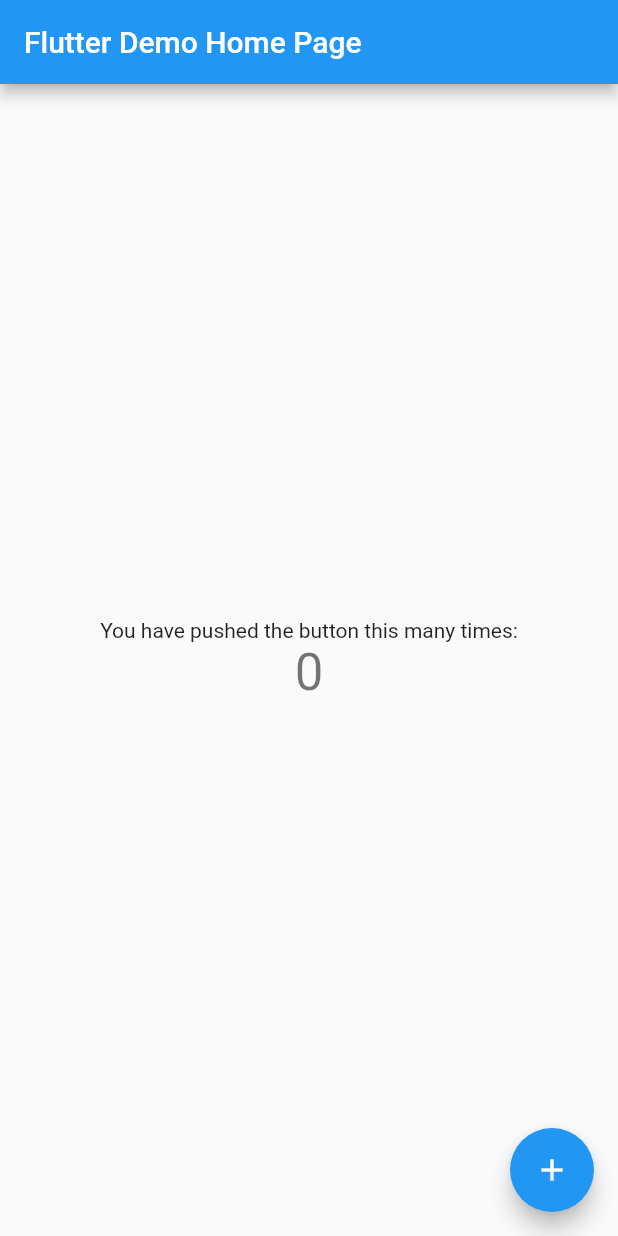
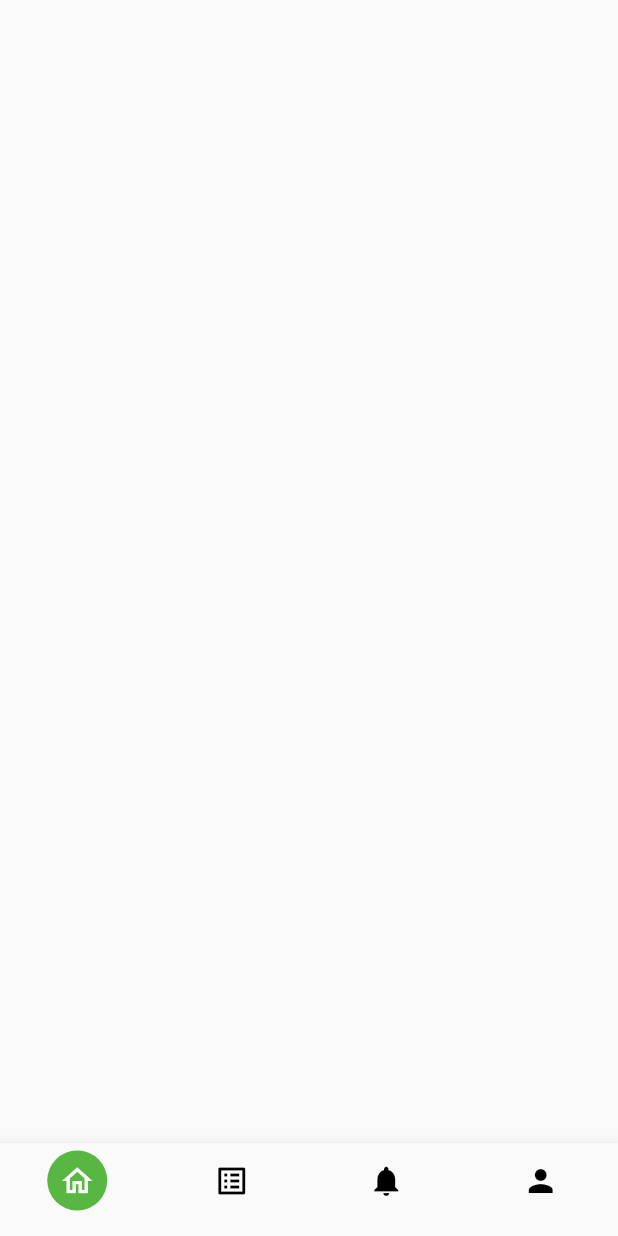
Before and after one commit to mq149/dct_shipper, a Flutter app: the screen it shows after launch, on a phone screen of 412 x 824 dp. Run offline on Flutter 3.47's test engine with Material 2 defaults, Android fonts, the light colour scheme and no system bars.

Commit message:
Create route generator with route argument model. Create Pages screen, controller.

```diff
--- /dev/null
+++ b/lib/bases/base_controller.dart
@@ -0,0 +1,3 @@
+import 'package:flutter/material.dart';
+
+class BaseController extends ChangeNotifier {}
--- /dev/null
+++ b/lib/bases/base_model.dart
@@ -0,0 +1 @@
+class BaseModel {}
--- /dev/null
+++ b/lib/controllers/pages_controller.dart
@@ -0,0 +1,11 @@
+import 'package:dct_shipper/bases/base_controller.dart';
+
+class PagesController extends BaseController {
+  int currentIndex;
+  PagesController({required this.currentIndex});
+
+  void navbarItemTapped(int index) {
+    currentIndex = index;
+    notifyListeners();
+  }
+}
--- a/lib/main.dart
+++ b/lib/main.dart
@@ -1,115 +1,51 @@
 import 'package:flutter/material.dart';
 
-void main() {
-  runApp(const MyApp());
+import 'route_generator.dart';
+
+Future<void> main() async {
+  WidgetsFlutterBinding.ensureInitialized();
+  // await GlobalConfiguration().loadFromAsset("configurations");
+  runApp(MyApp());
 }
 
-class MyApp extends StatelessWidget {
-  const MyApp({Key? key}) : super(key: key);
-
-  // This widget is the root of your application.
+class MyApp extends StatefulWidget {
   @override
-  Widget build(BuildContext context) {
-    return MaterialApp(
-      title: 'Flutter Demo',
-      theme: ThemeData(
-        // This is the theme of your application.
-        //
-        // Try running your application with "flutter run". You'll see the
-        // application has a blue toolbar. Then, without quitting the app, try
-        // changing the primarySwatch below to Colors.green and then invoke
-        // "hot reload" (press "r" in the console where you ran "flutter run",
-        // or simply save your changes to "hot reload" in a Flutter IDE).
-        // Notice that the counter didn't reset back to zero; the application
-        // is not restarted.
-        primarySwatch: Colors.blue,
-      ),
-      home: const MyHomePage(title: 'Flutter Demo Home Page'),
-    );
-  }
+  _MyAppState createState() => _MyAppState();
 }
 
-class MyHomePage extends StatefulWidget {
-  const MyHomePage({Key? key, required this.title}) : super(key: key);
-
-  // This widget is the home page of your application. It is stateful, meaning
-  // that it has a State object (defined below) that contains fields that affect
-  // how it looks.
-
-  // This class is the configuration for the state. It holds the values (in this
-  // case the title) provided by the parent (in this case the App widget) and
-  // used by the build method of the State. Fields in a Widget subclass are
-  // always marked "final".
-
-  final String title;
-
+class _MyAppState extends State<MyApp> {
   @override
-  State<MyHomePage> createState() => _MyHomePageState();
-}
-
-class _MyHomePageState extends State<MyHomePage> {
-  int _counter = 0;
-
-  void _incrementCounter() {
-    setState(() {
-      // This call to setState tells the Flutter framework that something has
-      // changed in this State, which causes it to rerun the build method below
-      // so that the display can reflect the updated values. If we changed
-      // _counter without calling setState(), then the build method would not be
-      // called again, and so nothing would appear to happen.
-      _counter++;
-    });
+  void initState() {
+    super.initState();
   }
 
   @override
   Widget build(BuildContext context) {
-    // This method is rerun every time setState is called, for instance as done
-    // by the _incrementCounter method above.
-    //
-    // The Flutter framework has been optimized to make rerunning build methods
-    // fast, so that you can just rebuild anything that needs updating rather
-    // than having to individually change instances of widgets.
-    return Scaffold(
-      appBar: AppBar(
-        // Here we take the value from the MyHomePage object that was created by
-        // the App.build method, and use it to set our appbar title.
-        title: Text(widget.title),
-      ),
-      body: Center(
-        // Center is a layout widget. It takes a single child and positions it
-        // in the middle of the parent.
-        child: Column(
-          // Column is also a layout widget. It takes a list of children and
-          // arranges them vertically. By default, it sizes itself to fit its
-          // children horizontally, and tries to be as tall as its parent.
-          //
-          // Invoke "debug painting" (press "p" in the console, choose the
-          // "Toggle Debug Paint" action from the Flutter Inspector in Android
-          // Studio, or the "Toggle Debug Paint" command in Visual Studio Code)
-          // to see the wireframe for each widget.
-          //
-          // Column has various properties to control how it sizes itself and
-          // how it positions its children. Here we use mainAxisAlignment to
-          // center the children vertically; the main axis here is the vertical
-          // axis because Columns are vertical (the cross axis would be
-          // horizontal).
-          mainAxisAlignment: MainAxisAlignment.center,
-          children: <Widget>[
-            const Text(
-              'You have pushed the button this many times:',
-            ),
-            Text(
-              '$_counter',
-              style: Theme.of(context).textTheme.headline4,
-            ),
-          ],
-        ),
-      ),
-      floatingActionButton: FloatingActionButton(
-        onPressed: _incrementCounter,
-        tooltip: 'Increment',
-        child: const Icon(Icons.add),
-      ), // This trailing comma makes auto-formatting nicer for build methods.
-    );
+    return MaterialApp(
+        initialRoute: '/Pages',
+        onGenerateRoute: RouteGenerator.generateRoute,
+        debugShowCheckedModeBanner: false,
+        // localizationsDelegates: [
+        //   S.delegate,
+        //   GlobalMaterialLocalizations.delegate,
+        //   GlobalWidgetsLocalizations.delegate,
+        // ],
+        // supportedLocales: S.delegate.supportedLocales,
+        theme: ThemeData(
+          // Define the default brightness and colors.
+          brightness: Brightness.light,
+          primaryColor: Colors.green,
+
+          // Define the default font family.
+          fontFamily: 'Georgia',
+
+          // Define the default `TextTheme`. Use this to specify the default
+          // text styling for headlines, titles, bodies of text, and more.
+          textTheme: const TextTheme(
+            headline1: TextStyle(fontSize: 72.0, fontWeight: FontWeight.bold),
+            headline6: TextStyle(fontSize: 36.0, fontStyle: FontStyle.italic),
+            bodyText2: TextStyle(fontSize: 14.0, fontFamily: 'Hind'),
+          ),
+        ));
   }
 }
--- /dev/null
+++ b/lib/models/route_argument.dart
@@ -0,0 +1,14 @@
+import '../bases/base_model.dart';
+
+class RouteArgument extends BaseModel {
+  String id;
+  String heroTag;
+  dynamic param;
+
+  RouteArgument({required this.id, required this.heroTag, this.param});
+
+  @override
+  String toString() {
+    return '{id: $id, heroTag:${heroTag.toString()}}';
+  }
+}
--- /dev/null
+++ b/lib/route_generator.dart
@@ -0,0 +1,34 @@
+import '../models/route_argument.dart';
+import 'package:flutter/material.dart';
+
+import 'views/pages.dart';
+
+class RouteGenerator {
+  static Widget generateScreen(String routeName,
+      GlobalKey<ScaffoldState> scaffoldKey, RouteArgument args) {
+    switch (routeName) {
+      case '/':
+      // return HomeWidget(parentScaffoldKey: scaffoldKey);
+      case '/Home':
+      // return HomeWidget(parentScaffoldKey: scaffoldKey);
+      default:
+        return SafeArea(child: Text('Screen Error'));
+    }
+  }
+
+  static Route<dynamic> generateRoute(RouteSettings settings) {
+    final args = settings.arguments;
+
+    switch (settings.name) {
+      case '/Home':
+      // return MaterialPageRoute(builder: (_) => HomeWidget());
+      case '/Pages':
+        return MaterialPageRoute(builder: (_) => PagesScreen(currentTab: args));
+      default:
+        // If there is no such named route in the switch statement, e.g. /third
+        return MaterialPageRoute(
+            builder: (_) =>
+                Scaffold(body: SafeArea(child: Text('Route Error'))));
+    }
+  }
+}
--- /dev/null
+++ b/lib/views/home.dart
@@ -0,0 +1,15 @@
+import 'package:flutter/material.dart';
+
+class HomeScreen extends StatefulWidget {
+  HomeScreen({Key? key}) : super(key: key);
+
+  @override
+  _HomeScreenState createState() => _HomeScreenState();
+}
+
+class _HomeScreenState extends State<HomeScreen> {
+  @override
+  Widget build(BuildContext context) {
+    return Container();
+  }
+}
--- /dev/null
+++ b/lib/views/pages.dart
@@ -0,0 +1,104 @@
+import 'package:dct_shipper/models/route_argument.dart';
+import 'package:flutter/material.dart';
+
+// ignore: must_be_immutable
+class PagesScreen extends StatefulWidget {
+  dynamic currentTab;
+  late RouteArgument routeArgument;
+  final GlobalKey<ScaffoldState> scaffoldKey = GlobalKey<ScaffoldState>();
+  PagesScreen({Key? key, required this.currentTab}) : super(key: key) {
+    if (currentTab != null) {
+      if (currentTab is RouteArgument) {
+        routeArgument = currentTab;
+        currentTab = int.parse(currentTab.id);
+      }
+    } else {
+      currentTab = 0;
+    }
+    currentTab = 0;
+  }
+
+  @override
+  _PagesScreenState createState() => _PagesScreenState();
+}
+
+class _PagesScreenState extends State<PagesScreen> {
+  void _onItemTapped(int index) {
+    setState(() {
+      widget.currentTab = index;
+    });
+  }
+
+  @override
+  void initState() {
+    super.initState();
+  }
+
+  @override
+  Widget build(BuildContext context) {
+    return Scaffold(
+      key: widget.key,
+      body: Container(),
+      bottomNavigationBar: BottomNavigationBar(
+        type: BottomNavigationBarType.fixed,
+        selectedFontSize: 10.0,
+        unselectedFontSize: 10.0,
+        items: <BottomNavigationBarItem>[
+          BottomNavigationBarItem(
+              title: Container(
+                height: 5,
+              ),
+              activeIcon: Container(
+                  width: 40,
+                  height: 40,
+                  decoration: const BoxDecoration(
+                      color: Color(0xff58B742),
+                      borderRadius: BorderRadius.all(Radius.circular(50))),
+                  child: const Icon(Icons.home_outlined, color: Colors.white)),
+              icon: const Icon(Icons.home, color: Colors.black)),
+          BottomNavigationBarItem(
+              title: Container(
+                height: 5,
+              ),
+              activeIcon: Container(
+                  width: 40,
+                  height: 40,
+                  decoration: const BoxDecoration(
+                      color: Color(0xff58B742),
+                      borderRadius: BorderRadius.all(Radius.circular(50))),
+                  child: const Icon(Icons.list_outlined, color: Colors.white)),
+              icon: const Icon(Icons.list_alt_outlined, color: Colors.black)),
+          BottomNavigationBarItem(
+              title: Container(
+                height: 5,
+              ),
+              activeIcon: Container(
+                  width: 40,
+                  height: 40,
+                  decoration: const BoxDecoration(
+                      color: Color(0xff58B742),
+                      borderRadius: BorderRadius.all(Radius.circular(50))),
+                  child: const Icon(Icons.notifications_outlined,
+                      color: Colors.white)),
+              icon: const Icon(Icons.notifications, color: Colors.black)),
+          BottomNavigationBarItem(
+              title: Container(
+                height: 5,
+              ),
+              activeIcon: Container(
+                  width: 40,
+                  height: 40,
+                  decoration: const BoxDecoration(
+                      color: Color(0xff58B742),
+                      borderRadius: BorderRadius.all(Radius.circular(50))),
+                  child: const Icon(Icons.person_outline, color: Colors.white)),
+              icon: const Icon(Icons.person, color: Colors.black)),
+        ],
+        currentIndex: widget.currentTab,
+        // selectedItemColor: const Color(0xff58B742),
+        // unselectedItemColor: Colors.black,
+        onTap: _onItemTapped,
+      ),
+    );
+  }
+}
```
Also changed, not shown: lib/controllers/home_controller.dart (added).
